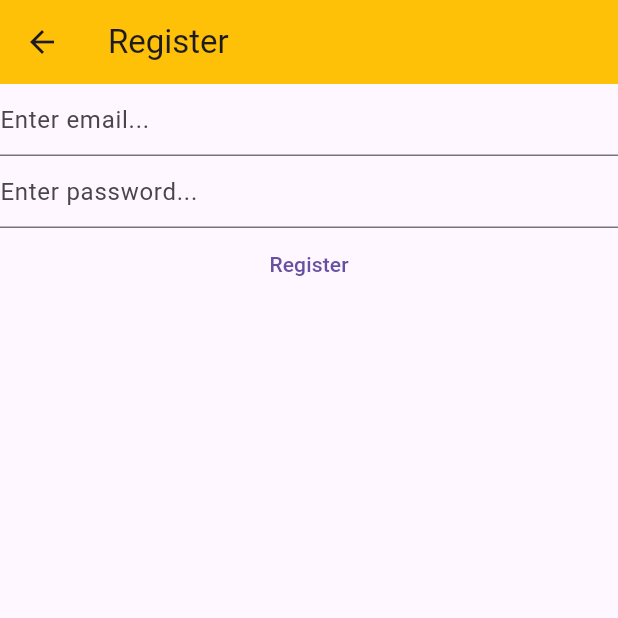
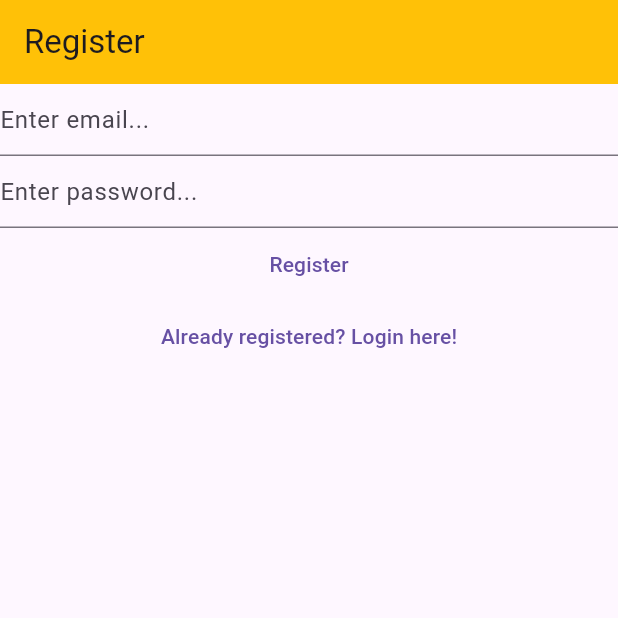
Before and after one commit to William-Young-97/flutter-notes-app, a Flutter app: the RegisterView screen opened directly, on a phone screen of 412 x 824 dp, the top half of it. Run offline on Flutter 3.47's test engine with Material 3 defaults, Android fonts, the light colour scheme and no system bars; our stand-ins replace firebase_auth, firebase_core; accounts and stored records are empty; generated files the repository leaves out were written again.

Commit message:
Refactor routes for views

```diff
--- a/lib/views/register_view.dart
+++ b/lib/views/register_view.dart
@@ -35,38 +35,29 @@
         title: const Text('Register'),
         backgroundColor: Colors.amber,
       ),
-      body: FutureBuilder(
-        future: Firebase.initializeApp(
-          options: DefaultFirebaseOptions.currentPlatform,
-        ),
-        builder: (context, snapshot) {
-          switch (snapshot.connectionState) {
-            case ConnectionState.done:
-              return Column(
+      body: Column(
         children: [
           TextField(
             controller: _email,
             enableSuggestions: false,
             autocorrect: false,
             keyboardType: TextInputType.emailAddress,
-                    decoration:
-                        const InputDecoration(hintText: 'Enter email...'),
+            decoration: const InputDecoration(hintText: 'Enter email...'),
           ),
           TextField(
             controller: _password,
             obscureText: true,
             enableSuggestions: false,
             autocorrect: false,
-                    decoration:
-                        const InputDecoration(hintText: 'Enter password...'),
+            decoration: const InputDecoration(hintText: 'Enter password...'),
           ),
           TextButton(
             onPressed: () async {
               final email = _email.text;
               final password = _password.text;
               try {
-                        final userCredential = await FirebaseAuth.instance
-                            .createUserWithEmailAndPassword(
+                final userCredential =
+                    await FirebaseAuth.instance.createUserWithEmailAndPassword(
                   email: email,
                   password: password,
                 );
@@ -85,12 +76,14 @@
             },
             child: const Text('Register'),
           ),
+          TextButton(
+            onPressed: () {
+              Navigator.of(context)
+                  .pushNamedAndRemoveUntil('/login/', (route) => false);
+            },
+            child: const Text('Already registered? Login here!'),
+          ),
         ],
-              );
-            default:
-              return const Text('Loading...');
-          }
-        },
       ),
     );
   }
```
Also changed, not shown: lib/main.dart (+18 -12 lines), lib/views/login_view.dart (+12 -19 lines), lib/views/verify_email_view.dart (added, +32 -0 lines). Lines whose indentation alone changed are shown as unchanged.
